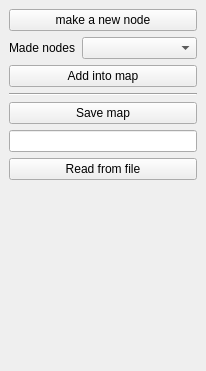
Qt form include/topo/UI/dockbuildmap.ui (StumboEugen/topology_map) before a commit.
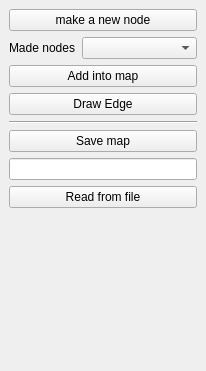
The same form after that commit.

Commit message: restrict the exit to 90 degree area, adding function of add edges

```diff
--- a/include/topo/UI/dockbuildmap.ui
+++ b/include/topo/UI/dockbuildmap.ui
@@ -46,6 +46,19 @@
       </item>
      </layout>
     </item>
+    <item>
+     <widget class="QPushButton" name="btnDrawEdge">
+      <property name="text">
+       <string>Draw Edge</string>
+      </property>
+      <property name="checkable">
+       <bool>true</bool>
+      </property>
+      <property name="checked">
+       <bool>false</bool>
+      </property>
+     </widget>
+    </item>
     <item>
      <widget class="Line" name="line">
       <property name="orientation">
```
The commit also changes 8 other files.
